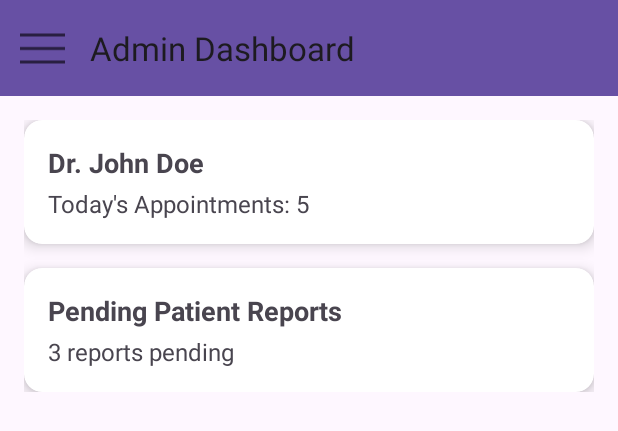
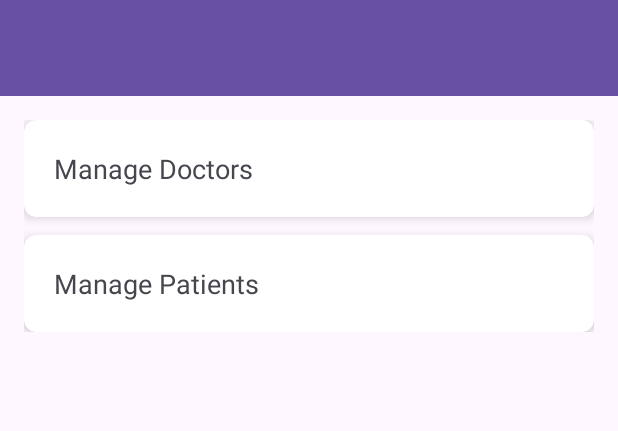
Before and after one commit to rzjaffery/Hospital-Management-App, an Android app: the layout activity_dashboard_admin.xml on its own in the app's theme, with its tools: preview values and no code run, on a phone screen of 412 x 824 dp. Shown: the top 431 px of the screen. Run offline under Robolectric (Android 15) with nearby library versions, the phone set to English and light mode, and no system bars.

```diff
--- a/Hospital-Management-App-Frontend/app/build.gradle.kts
+++ b/Hospital-Management-App-Frontend/app/build.gradle.kts
@@ -43,6 +43,7 @@ dependencies {
     implementation(libs.constraintlayout)
     implementation(libs.play.services.ads)
     implementation(libs.firebase.auth)
+    implementation(libs.firebase.firestore)
     testImplementation(libs.junit)
     androidTestImplementation(libs.ext.junit)
     androidTestImplementation(libs.espresso.core)
--- a/Hospital-Management-App-Frontend/app/src/main/res/layout/activity_dashboard_admin.xml
+++ b/Hospital-Management-App-Frontend/app/src/main/res/layout/activity_dashboard_admin.xml
@@ -1,95 +1,62 @@
-<?xml version="1.0" encoding="utf-8"?>
-<androidx.drawerlayout.widget.DrawerLayout
-    xmlns:android="http://schemas.android.com/apk/res/android"
+<androidx.drawerlayout.widget.DrawerLayout xmlns:android="http://schemas.android.com/apk/res/android"
     xmlns:app="http://schemas.android.com/apk/res-auto"
-    android:id="@+id/drawerLayout"
+    android:id="@+id/drawer_layout"
     android:layout_width="match_parent"
     android:layout_height="match_parent">
 
-    <!-- Main content -->
+    <!-- Main Content -->
     <LinearLayout
         android:layout_width="match_parent"
         android:layout_height="match_parent"
         android:orientation="vertical">
 
         <!-- Toolbar -->
-        <com.google.android.material.appbar.MaterialToolbar
-            android:id="@+id/topAppBar"
+        <androidx.appcompat.widget.Toolbar
+            android:id="@+id/toolbar"
             android:layout_width="match_parent"
-            android:layout_height="wrap_content"
+            android:layout_height="?attr/actionBarSize"
             android:background="?attr/colorPrimary"
-            android:titleTextColor="@android:color/white"
-            app:title="Admin Dashboard"
-            app:navigationIcon="@drawable/menu_icon" />
+            android:theme="@style/ThemeOverlay.AppCompat.Dark.ActionBar" />
 
-        <!-- Card View content -->
+        <!-- Cards -->
         <ScrollView
             android:layout_width="match_parent"
-            android:layout_height="match_parent">
+            android:layout_height="match_parent"
+            android:padding="16dp">
 
             <LinearLayout
                 android:layout_width="match_parent"
                 android:layout_height="wrap_content"
-                android:orientation="vertical"
-                android:padding="16dp">
+                android:gravity="center"
+                android:orientation="vertical">
 
                 <androidx.cardview.widget.CardView
                     android:layout_width="match_parent"
                     android:layout_height="wrap_content"
-                    android:layout_marginBottom="16dp"
-                    app:cardCornerRadius="12dp"
-                    app:cardElevation="6dp">
+                    android:layout_marginBottom="12dp"
+                    app:cardCornerRadius="8dp"
+                    app:cardElevation="4dp">
 
-                    <LinearLayout
+                    <TextView
                         android:layout_width="match_parent"
                         android:layout_height="wrap_content"
-                        android:orientation="vertical"
-                        android:padding="16dp">
-
-                        <TextView
-                            android:id="@+id/tvUserName"
-                            android:layout_width="wrap_content"
-                            android:layout_height="wrap_content"
-                            android:text="Dr. John Doe"
-                            android:textSize="18sp"
-                            android:textStyle="bold" />
-
-                        <TextView
-                            android:layout_width="wrap_content"
-                            android:layout_height="wrap_content"
-                            android:text="Today's Appointments: 5"
-                            android:textSize="16sp"
-                            android:layout_marginTop="4dp" />
-                    </LinearLayout>
+                        android:padding="20dp"
+                        android:text="Manage Doctors"
+                        android:textSize="18sp" />
                 </androidx.cardview.widget.CardView>
 
-                <!-- Another Card -->
                 <androidx.cardview.widget.CardView
                     android:layout_width="match_parent"
                     android:layout_height="wrap_content"
-                    app:cardCornerRadius="12dp"
-                    app:cardElevation="6dp">
+                    app:cardCornerRadius="8dp"
+                    app:cardElevation="4dp">
 
-                    <LinearLayout
+                    <TextView
                         android:layout_width="match_parent"
                         android:layout_height="wrap_content"
-                        android:orientation="vertical"
-                        android:padding="16dp">
-
-                        <TextView
-                            android:layout_width="wrap_content"
-                            android:layout_height="wrap_content"
-                            android:text="Pending Patient Reports"
-                            android:textSize="18sp"
-                            android:textStyle="bold" />
-
-                        <TextView
-                            android:layout_width="wrap_content"
-                            android:layout_height="wrap_content"
-                            android:text="3 reports pending"
-                            android:textSize="16sp"
-                            android:layout_marginTop="4dp" />
-                    </LinearLayout>
+                        android:padding="20dp"
+                        android:text="Manage Patients"
+                        android:textSize="18sp" />
                 </androidx.cardview.widget.CardView>
 
             </LinearLayout>
@@ -98,11 +65,11 @@
 
     <!-- Navigation Drawer -->
     <com.google.android.material.navigation.NavigationView
-        android:id="@+id/navigationView"
+        android:id="@+id/nav_view"
         android:layout_width="wrap_content"
         android:layout_height="match_parent"
         android:layout_gravity="start"
-        app:menu="@menu/menu_admin"
-        app:headerLayout="@layout/nav_header" />
+        app:headerLayout="@layout/nav_header"
+        app:menu="@menu/menu_admin" />
 
 </androidx.drawerlayout.widget.DrawerLayout>
--- a/Hospital-Management-App-Frontend/gradle/libs.versions.toml
+++ b/Hospital-Management-App-Frontend/gradle/libs.versions.toml
@@ -9,6 +9,7 @@ activity = "1.10.1"
 constraintlayout = "2.2.1"
 playServicesAds = "24.5.0"
 firebaseAuth = "24.0.1"
+firebaseFirestore = "26.0.0"
 
 [libraries]
 junit = { group = "junit", name = "junit", version.ref = "junit" }
@@ -20,6 +21,7 @@ activity = { group = "androidx.activity", name = "activity", version.ref = "acti
 constraintlayout = { group = "androidx.constraintlayout", name = "constraintlayout", version.ref = "constraintlayout" }
 play-services-ads = { group = "com.google.android.gms", name = "play-services-ads", version.ref = "playServicesAds" }
 firebase-auth = { group = "com.google.firebase", name = "firebase-auth", version.ref = "firebaseAuth" }
+firebase-firestore = { group = "com.google.firebase", name = "firebase-firestore", version.ref = "firebaseFirestore" }
 
 [plugins]
 android-application = { id = "com.android.application", version.ref = "agp" }
```
Also changed, not shown: Hospital-Management-App-Frontend/app/src/main/java/com/rzjaffery/hms/ui/auth/LoginActivity.java (+43 -53 lines), Hospital-Management-App-Frontend/app/src/main/java/com/rzjaffery/hms/ui/auth/RegisterActivity.java (+42 -38 lines), Hospital-Management-App-Frontend/app/src/main/res/layout/nav_header.xml (+6 -7 lines).
